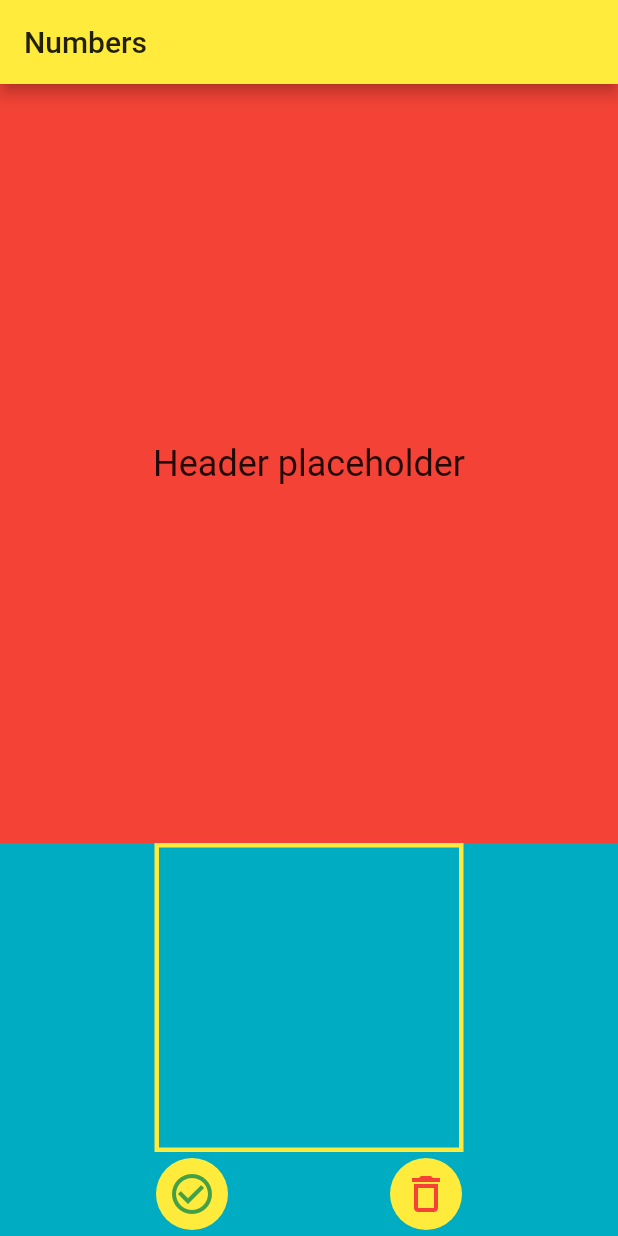
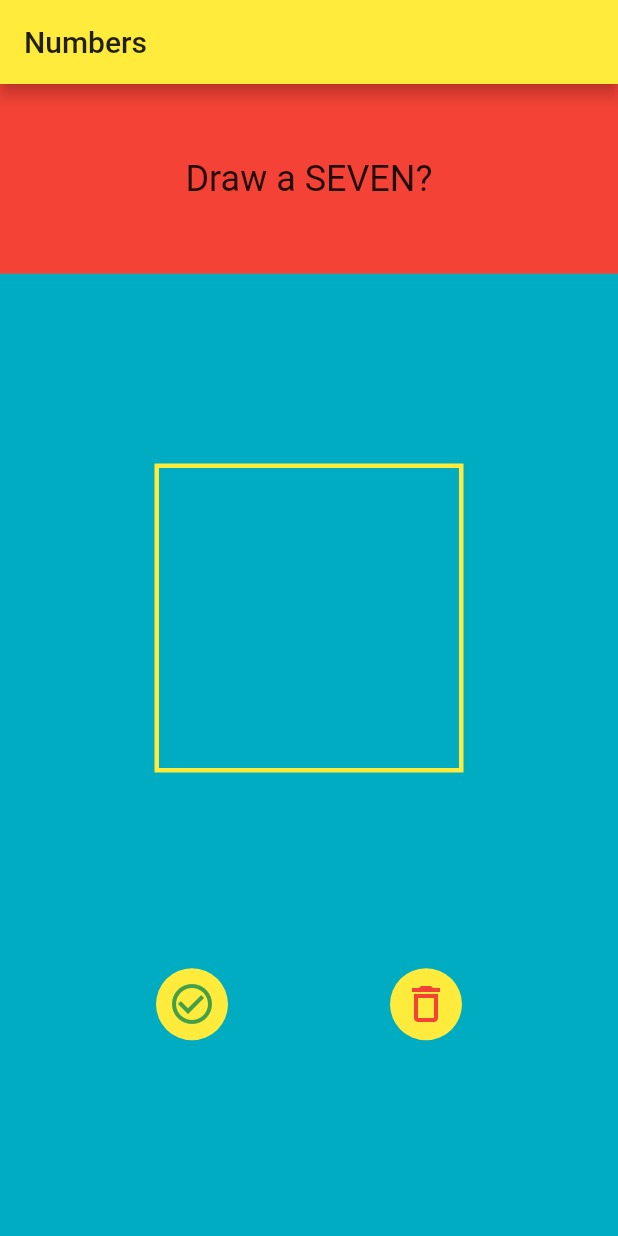
Before and after one commit to guillermo-gerard/numbers-practice, a Flutter app: the screen it shows after launch, after a tap on the "delete outline" icon, on a phone screen of 412 x 824 dp. Run offline on Flutter 3.47's test engine with Material 2 defaults, Android fonts, the phone set to English and light mode, and no system bars; our stand-ins replace confetti, fl_chart, flutter_tts; missing offline and left inert: tflite.

Commit message:
Separate widgets in their own classes

```diff
--- /dev/null
+++ b/lib/components/recognizer_screen/empty-space-widget.dart
@@ -0,0 +1,15 @@
+import 'package:flutter/material.dart';
+
+class EmptySpaceWidget extends StatelessWidget {
+  const EmptySpaceWidget({
+    Key key,
+  }) : super(key: key);
+
+  @override
+  Widget build(BuildContext context) {
+    return Expanded(
+      flex: 1,
+      child: Container(),
+    );
+  }
+}
--- /dev/null
+++ b/lib/components/recognizer_screen/recognizer_header_widget.dart
@@ -0,0 +1,27 @@
+import 'package:flutter/material.dart';
+
+class RecognizerHeader extends StatelessWidget {
+  const RecognizerHeader({
+    Key key,
+    @required this.headerText,
+  }) : super(key: key);
+
+  final String headerText;
+
+  @override
+  Widget build(BuildContext context) {
+    return Expanded(
+      flex: 1,
+      child: Container(
+        padding: EdgeInsets.all(16),
+        color: Colors.red,
+        alignment: Alignment.center,
+        child: Text(
+          headerText,
+          textAlign: TextAlign.center,
+          style: Theme.of(context).textTheme.headline5,
+        ),
+      ),
+    );
+  }
+}
--- a/lib/components/recognizer_screen/recognizer_screen.dart
+++ b/lib/components/recognizer_screen/recognizer_screen.dart
@@ -4,12 +4,14 @@ import 'package:flutter_tts/flutter_tts.dart';
 import 'package:fl_chart/fl_chart.dart';
 import 'dart:math' show Random, pi;
 import 'package:confetti/confetti.dart';
+import 'package:number_trainer/components/recognizer_screen/recognizer_header_widget.dart';
 
 import '../../I18n/my_localizations.dart';
 import '../../constants.dart';
 import '../../Processes/number_recognizer_process.dart';
 import 'circle_button_widget.dart';
 import 'drawing_painter.dart';
+import 'empty-space-widget.dart';
 import 'my_confetti_widget.dart';
 
 class RecognizerScreen extends StatefulWidget {
@@ -25,8 +27,8 @@ class _RecognizerScreen extends State<RecognizerScreen> {
   List<Offset> points = List();
   NumberRecognizerProcess numberRecognizer = NumberRecognizerProcess();
   List<BarChartGroupData> chartItems = List();
-  String headerText = 'Header placeholder';
-  String footerText = 'Footer placeholder';
+  String headerText = '\r\n\r\n\r\n';
+
   var randomizer = new Random();
   int secretNumber;
   ConfettiController _confettiControllerBottomLeft;
@@ -73,19 +75,8 @@ class _RecognizerScreen extends State<RecognizerScreen> {
         child: Column(
           mainAxisAlignment: MainAxisAlignment.center,
           children: <Widget>[
-            Expanded(
-              flex: 1,
-              child: Container(
-                padding: EdgeInsets.all(16),
-                color: Colors.red,
-                alignment: Alignment.center,
-                child: Text(
-                  headerText,
-                  textAlign: TextAlign.center,
-                  style: Theme.of(context).textTheme.headline5,
-                ),
-              ),
-            ),
+            RecognizerHeader(headerText: headerText),
+            EmptySpaceWidget(),
             Container(
               decoration: new BoxDecoration(
                 border: new Border.all(
@@ -125,6 +116,10 @@ class _RecognizerScreen extends State<RecognizerScreen> {
                 },
               ),
             ),
+            Expanded(
+              flex: 1,
+              child: Container(),
+            ),
             Row(
               mainAxisAlignment: MainAxisAlignment.spaceEvenly,
               children: <Widget>[
@@ -133,6 +128,10 @@ class _RecognizerScreen extends State<RecognizerScreen> {
                 CircleButtonWidget(
                     _restartGame, Icons.delete_outline, Colors.red),
               ],
+            ),
+            Expanded(
+              flex: 1,
+              child: Container(),
             ),
             Row(
               mainAxisAlignment: MainAxisAlignment.spaceBetween,
@@ -174,7 +173,7 @@ class _RecognizerScreen extends State<RecognizerScreen> {
   }
 
   void _resetLabels(BuildContext context, String secretNumber) async {
-    var headerTextNoNumber = MyLocalizations.of(context).couldYouDrawANumber_;
+    var headerTextNoNumber = MyLocalizations.of(context).couldYouDrawANumber;
     headerText = headerTextNoNumber + secretNumber.toUpperCase() + "?";
     flutterTts.speak(headerText);
   }
```
